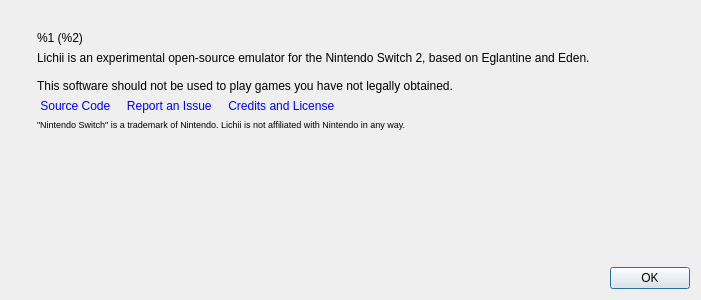
Old version of the form src/lichii/aboutdialog.ui in the repository elnekugm/TuttiFrutti.
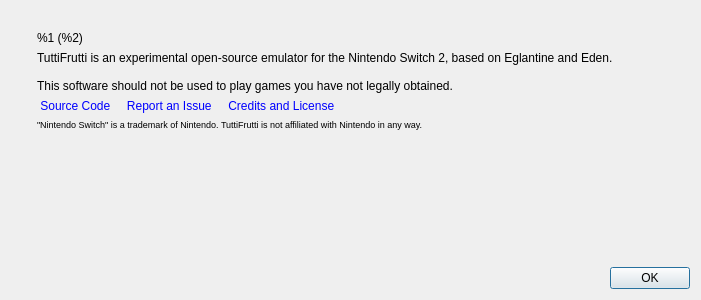
New version of the form. Icons and pictures are not drawn.

Commit message:
Rebrand to TuttiFrutti: name, icon, wordmark and updater repo
A port on Windows keeps its data in a user folder beside the emulator and imports the previous profile on first start.

Diff of the .ui file:
```diff
--- a/src/lichii/aboutdialog.ui
+++ b/src/lichii/aboutdialog.ui
@@ -95,7 +95,7 @@
           </sizepolicy>
          </property>
          <property name="text">
-          <string>Lichii is an experimental open-source emulator for the Nintendo Switch 2, based on Eglantine and Eden.
+          <string>TuttiFrutti is an experimental open-source emulator for the Nintendo Switch 2, based on Eglantine and Eden.
 
 This software should not be used to play games you have not legally obtained.</string>
          </property>
@@ -126,7 +126,7 @@
           </sizepolicy>
          </property>
          <property name="text">
-          <string>&lt;html&gt;&lt;head/&gt;&lt;body&gt;&lt;p&gt;&lt;span style=&quot; font-size:7pt;&quot;&gt;&amp;quot;Nintendo Switch&amp;quot; is a trademark of Nintendo. Lichii is not affiliated with Nintendo in any way.&lt;/span&gt;&lt;/p&gt;&lt;/body&gt;&lt;/html&gt;</string>
+          <string>&lt;html&gt;&lt;head/&gt;&lt;body&gt;&lt;p&gt;&lt;span style=&quot; font-size:7pt;&quot;&gt;&amp;quot;Nintendo Switch&amp;quot; is a trademark of Nintendo. TuttiFrutti is not affiliated with Nintendo in any way.&lt;/span&gt;&lt;/p&gt;&lt;/body&gt;&lt;/html&gt;</string>
          </property>
         </widget>
        </item>
```
Left out of the diff: 2 changed lines with no effect on the pictures. The commit also changes 43 other files.
